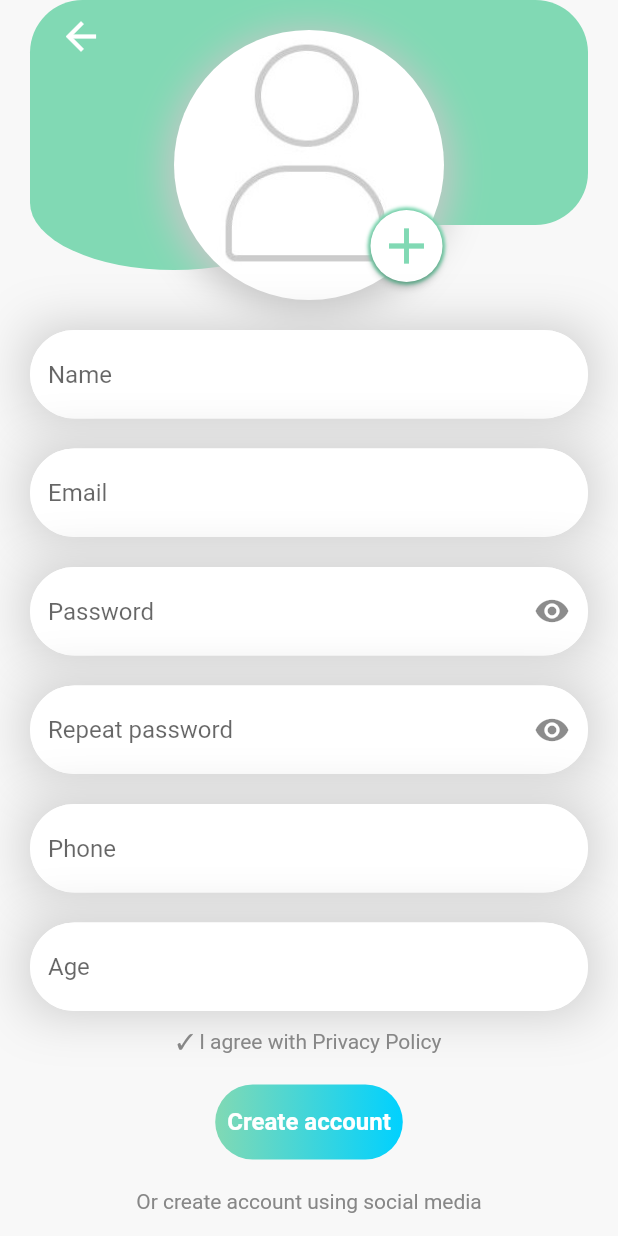
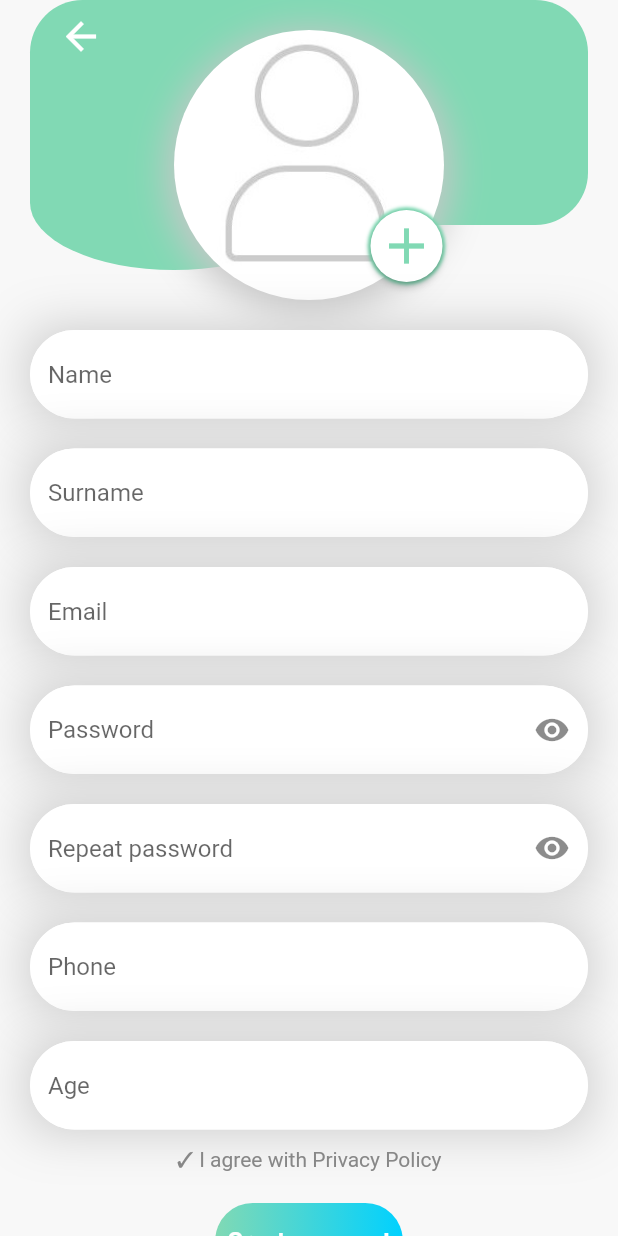
Before and after one commit to Daria-Koshkina/PoPsy, a Flutter app: the RegistrationPage screen opened directly, on a phone screen of 412 x 824 dp. Run offline on Flutter 3.47's test engine with Material 2 defaults, Android fonts, the light colour scheme and no system bars; our stand-ins replace audioplayers, share; missing offline and left inert: grouped_buttons.

Commit message:
New commit

```diff
--- a/Mobile/po_psy/lib/pages/authorization/registration/RegistrationRequestData.dart
+++ b/Mobile/po_psy/lib/pages/authorization/registration/RegistrationRequestData.dart
@@ -1,5 +1,6 @@
 class RegistrationRequestData {
   String name = '';
+  String surname = '';
   String email = '';
   String password = '';
   String phone = '';
--- a/Mobile/po_psy/lib/pages/authorization/registration/registration.dart
+++ b/Mobile/po_psy/lib/pages/authorization/registration/registration.dart
@@ -206,6 +206,42 @@ class _RegistrationPageState extends State<RegistrationPage> {
           validator: FormValidator().validateName,
           onSaved: (String value) {
             _registrationData.name = value;
+          },
+        ),
+      ),
+      Container(
+        margin: EdgeInsets.only(top: 20, left: 20, right: 20),
+        decoration: BoxDecoration(
+          boxShadow: [
+            BoxShadow(
+              color: ColorPallet.placeholderColor,
+              blurRadius: 30,
+            ),
+          ],
+        ),
+        child: TextFormField(
+          keyboardType: TextInputType.name,
+          autofocus: false,
+          decoration: InputDecoration(
+            fillColor: Colors.white,
+            filled: true,
+            hintText: 'Surname',
+            errorBorder: OutlineInputBorder(
+                borderSide: BorderSide(color: Colors.red),
+                borderRadius: BorderRadius.circular(32.0)),
+            focusedErrorBorder: OutlineInputBorder(
+                borderSide: BorderSide(color: Colors.red),
+                borderRadius: BorderRadius.circular(32.0)),
+            enabledBorder: OutlineInputBorder(
+                borderSide: BorderSide(color: Colors.white),
+                borderRadius: BorderRadius.circular(32.0)),
+            focusedBorder: OutlineInputBorder(
+                borderSide: BorderSide(color: ColorPallet.mainColor),
+                borderRadius: BorderRadius.circular(32.0)),
+          ),
+          validator: FormValidator().validateSurname,
+          onSaved: (String value) {
+            _registrationData.surname = value;
           },
         ),
       ),
@@ -442,7 +478,7 @@ class _RegistrationPageState extends State<RegistrationPage> {
             onPressed: () {
               if (_key.currentState.validate()) {
                 _key.currentState.save();
-                User newUser = User(0, _registrationData.name, 'Surname', ' ', _registrationData.email, _registrationData.phone, _registrationData.age, _registrationData.password, new List<String>());
+                User newUser = User(0, _registrationData.name, _registrationData.surname, ' ', _registrationData.email, _registrationData.phone, _registrationData.age, _registrationData.password, new List<String>());
                 ApiManager().register(newUser).then((value) {
                   if (value.statusCode == 200) {
                     Text x = Text("You successfully registered",
```
Also changed, not shown: Mobile/po_psy/lib/pages/authorization/registration/validation.dart (+8 -0 lines), Mobile/po_psy/lib/pages/homeScreen/diary/TextEditor.dart (+20 -7 lines).
